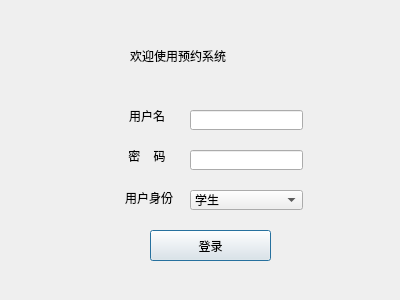
Qt form OrderSysV2/orderSystem/dialog.ui (wtzhu13/CPPOrCProectDemo) before a commit.
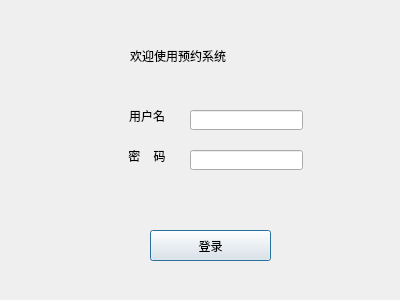
The same form after that commit.

The edit to the form file:
```diff
--- a/OrderSysV2/orderSystem/dialog.ui
+++ b/OrderSysV2/orderSystem/dialog.ui
@@ -103,47 +103,6 @@
     <string>登录</string>
    </property>
   </widget>
-  <widget class="QComboBox" name="comboBox">
-   <property name="geometry">
-    <rect>
-     <x>190</x>
-     <y>190</y>
-     <width>113</width>
-     <height>20</height>
-    </rect>
-   </property>
-   <item>
-    <property name="text">
-     <string>学生</string>
-    </property>
-   </item>
-   <item>
-    <property name="text">
-     <string>老师</string>
-    </property>
-   </item>
-   <item>
-    <property name="text">
-     <string>管理员</string>
-    </property>
-   </item>
-  </widget>
-  <widget class="QLabel" name="label_3">
-   <property name="geometry">
-    <rect>
-     <x>120</x>
-     <y>190</y>
-     <width>58</width>
-     <height>16</height>
-    </rect>
-   </property>
-   <property name="text">
-    <string>用户身份</string>
-   </property>
-   <property name="alignment">
-    <set>Qt::AlignCenter</set>
-   </property>
-  </widget>
   <widget class="QLabel" name="loginTitle">
    <property name="geometry">
     <rect>
```
